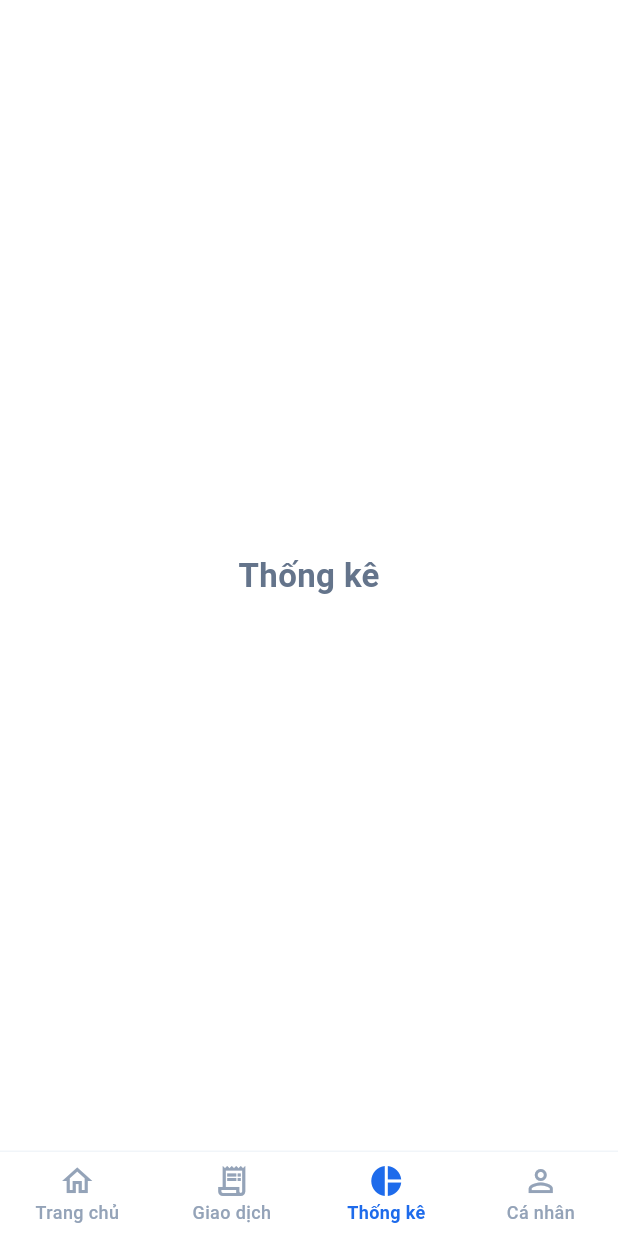
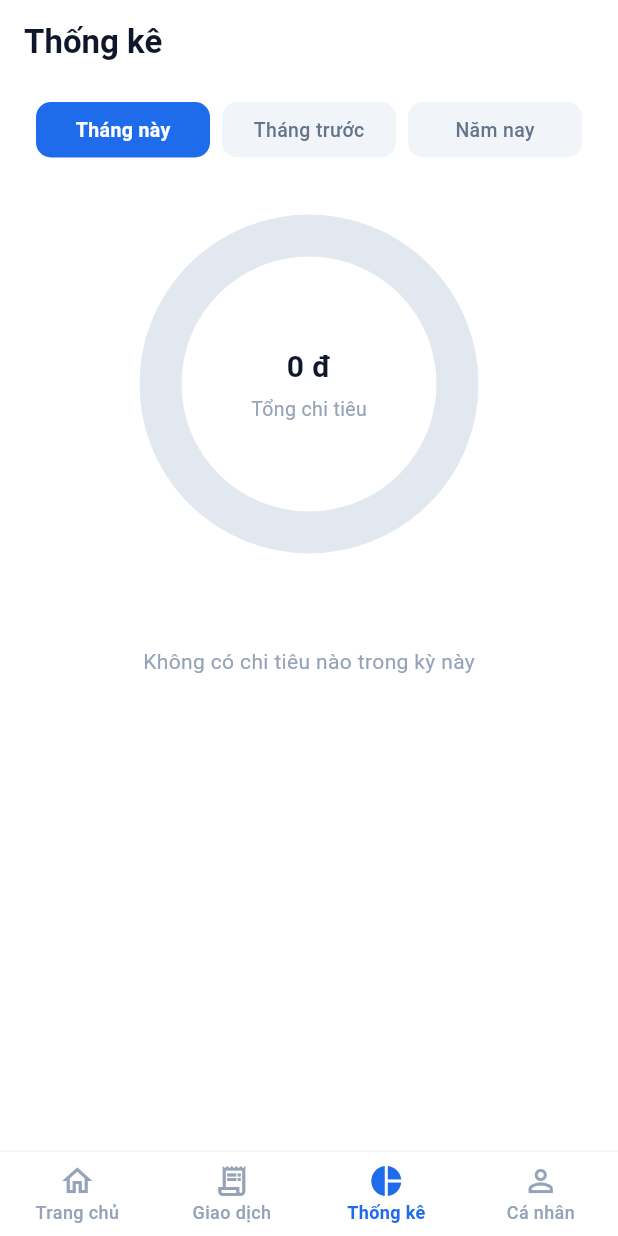
Before and after one commit to tnduckhmt2411011-design/KHMT2411011_TranNguyenDuc_casestudy1, a Flutter app: the screen it shows after launch, item 3 of the bottom bar chosen, on a phone screen of 412 x 824 dp. Run offline on Flutter 3.47's test engine with Material 3 defaults, Android fonts, the phone set to English and light mode, and no system bars; our stand-ins replace sqflite; accounts and stored records are empty.

Commit message:
feat(ui): them man hinh thong ke

```diff
--- a/lib/pages/home_page.dart
+++ b/lib/pages/home_page.dart
@@ -10,6 +10,7 @@ import '../widgets/transaction_list.dart';
 import 'expense_form_screen.dart';
 import 'expense_list_page.dart';
 import '../screens/transaction_list_screen.dart';
+import '../screens/statistics_screen.dart';
 
 class HomePage extends StatefulWidget {
   final TransactionRepository? repository;
@@ -194,15 +195,9 @@ class _HomePageState extends State<HomePage> {
         },
         onDataChanged: _loadTransactions,
       ),
-      const Center(
-        child: Text(
-          'Thống kê',
-          style: TextStyle(
-            fontSize: 22,
-            fontWeight: FontWeight.bold,
-            color: Color(0xFF64748B),
-          ),
-        ),
+      StatisticsScreen(
+        repository: _repository,
+        initialTransactions: _allTransactions,
       ),
       const Center(
         child: Text(
--- /dev/null
+++ b/lib/screens/statistics_screen.dart
@@ -0,0 +1,370 @@
+import 'dart:math';
+import 'package:flutter/material.dart';
+import '../constants/category_constants.dart';
+import '../models/transaction.dart';
+import '../repositories/transaction_repository.dart';
+
+class StatisticsScreen extends StatefulWidget {
+  final TransactionRepository? repository;
+  final List<Transaction>? initialTransactions;
+
+  const StatisticsScreen({
+    super.key,
+    this.repository,
+    this.initialTransactions,
+  });
+
+  @override
+  State<StatisticsScreen> createState() => _StatisticsScreenState();
+}
+
+class _StatisticsScreenState extends State<StatisticsScreen> {
+  late final TransactionRepository _repository;
+  List<Transaction> _allTransactions = [];
+  bool _isLoading = true;
+
+  // 3 ky thong ke: 'this_month', 'last_month', 'this_year'
+  String _selectedPeriod = 'this_month';
+
+  @override
+  void initState() {
+    super.initState();
+    _repository = widget.repository ?? TransactionRepository();
+    if (widget.initialTransactions != null) {
+      _allTransactions = List.from(widget.initialTransactions!);
+      _isLoading = false;
+    } else {
+      _loadTransactions();
+    }
+  }
+
+  Future<void> _loadTransactions() async {
+    setState(() {
+      _isLoading = true;
+    });
+
+    try {
+      final list = await _repository.getAllTransactions();
+      if (mounted) {
+        setState(() {
+          _allTransactions = list;
+          _isLoading = false;
+        });
+      }
+    } catch (_) {
+      if (mounted) {
+        setState(() {
+          _isLoading = false;
+        });
+      }
+    }
+  }
+
+  // Loc cac giao dich chi tieu trong ky duoc chon
+  List<Transaction> get _periodExpenses {
+    final now = DateTime.now();
+
+    return _allTransactions.where((t) {
+      if (t.type != 'expense') return false;
+
+      final date = DateTime.tryParse(t.date);
+      if (date == null) return false;
+
+      switch (_selectedPeriod) {
+        case 'this_month':
+          return date.year == now.year && date.month == now.month;
+        case 'last_month':
+          final lastMonthDate = DateTime(now.year, now.month - 1);
+          return date.year == lastMonthDate.year &&
+              date.month == lastMonthDate.month;
+        case 'this_year':
+          return date.year == now.year;
+        default:
+          return true;
+      }
+    }).toList();
+  }
+
+  // Gom nhom chi tieu theo danh muc va tinh ty le phan tram
+  List<_CategoryStat> get _categoryStats {
+    final expenses = _periodExpenses;
+    if (expenses.isEmpty) return [];
+
+    final Map<String, double> categorySums = {};
+    double total = 0.0;
+
+    for (final t in expenses) {
+      final normalized = CategoryConstants.normalizeCategory(t.category);
+      categorySums[normalized] = (categorySums[normalized] ?? 0.0) + t.amount;
+      total += t.amount;
+    }
+
+    if (total <= 0) return [];
+
+    final stats = categorySums.entries.map((e) {
+      final percent = (e.value / total * 100).round();
+      return _CategoryStat(
+        category: e.key,
+        amount: e.value,
+        percentage: percent,
+        color: CategoryConstants.getColor(e.key),
+      );
+    }).toList();
+
+    // Sap xep giam dan theo so tien giong anh mau
+    stats.sort((a, b) => b.amount.compareTo(a.amount));
+    return stats;
+  }
+
+  double get _totalExpense {
+    return _periodExpenses.fold(0.0, (sum, t) => sum + t.amount);
+  }
+
+  @override
+  Widget build(BuildContext context) {
+    final stats = _categoryStats;
+    final total = _totalExpense;
+
+    return Scaffold(
+      backgroundColor: Colors.white,
+      appBar: AppBar(
+        backgroundColor: Colors.white,
+        elevation: 0,
+        centerTitle: false,
+        title: const Text(
+          'Thống kê',
+          style: TextStyle(
+            fontSize: 22,
+            fontWeight: FontWeight.bold,
+            color: Color(0xFF0F172A),
+          ),
+        ),
+      ),
+      body: SafeArea(
+        child: _isLoading
+            ? const Center(child: CircularProgressIndicator())
+            : SingleChildScrollView(
+                padding: const EdgeInsets.symmetric(horizontal: 24, vertical: 12),
+                child: Column(
+                  children: [
+                    // 3 Chips: "Tháng này", "Tháng trước", "Năm nay"
+                    Row(
+                      children: [
+                        Expanded(child: _buildPeriodChip('Tháng này', 'this_month')),
+                        const SizedBox(width: 8),
+                        Expanded(child: _buildPeriodChip('Tháng trước', 'last_month')),
+                        const SizedBox(width: 8),
+                        Expanded(child: _buildPeriodChip('Năm nay', 'this_year')),
+                      ],
+                    ),
+                    const SizedBox(height: 36),
+
+                    // Bieu do tron rong giua (Donut Chart) ve bang CustomPainter
+                    SizedBox(
+                      width: 230,
+                      height: 230,
+                      child: Stack(
+                        alignment: Alignment.center,
+                        children: [
+                          CustomPaint(
+                            size: const Size(230, 230),
+                            painter: _DonutChartPainter(
+                              stats: stats,
+                              total: total,
+                            ),
+                          ),
+                          Column(
+                            mainAxisSize: MainAxisSize.min,
+                            children: [
+                              Text(
+                                CategoryConstants.formatCurrency(total),
+                                style: const TextStyle(
+                                  fontSize: 20,
+                                  fontWeight: FontWeight.bold,
+                                  color: Color(0xFF0F172A),
+                                ),
+                              ),
+                              const SizedBox(height: 4),
+                              const Text(
+                                'Tổng chi tiêu',
+                                style: TextStyle(
+                                  fontSize: 13,
+                                  color: Color(0xFF94A3B8),
+                                ),
+                              ),
+                            ],
+                          ),
+                        ],
+                      ),
+                    ),
+                    const SizedBox(height: 36),
+
+                    // Chu giai tung danh muc (Legend) dung anh man 6
+                    if (stats.isEmpty)
+                      const Padding(
+                        padding: EdgeInsets.symmetric(vertical: 24),
+                        child: Text(
+                          'Không có chi tiêu nào trong kỳ này',
+                          style: TextStyle(
+                            fontSize: 14,
+                            color: Color(0xFF94A3B8),
+                          ),
+                        ),
+                      )
+                    else
+                      ListView.separated(
+                        shrinkWrap: true,
+                        physics: const NeverScrollableScrollPhysics(),
+                        itemCount: stats.length,
+                        separatorBuilder: (context, index) =>
+                            const SizedBox(height: 14),
+                        itemBuilder: (context, index) {
+                          final stat = stats[index];
+                          return Row(
+                            children: [
+                              Container(
+                                width: 10,
+                                height: 10,
+                                decoration: BoxDecoration(
+                                  color: stat.color,
+                                  shape: BoxShape.circle,
+                                ),
+                              ),
+                              const SizedBox(width: 12),
+                              Expanded(
+                                child: Text(
+                                  stat.category,
+                                  style: const TextStyle(
+                                    fontSize: 15,
+                                    fontWeight: FontWeight.w500,
+                                    color: Color(0xFF0F172A),
+                                  ),
+                                ),
+                              ),
+                              Text(
+                                CategoryConstants.formatCurrency(stat.amount),
+                                style: const TextStyle(
+                                  fontSize: 14,
+                                  fontWeight: FontWeight.w600,
+                                  color: Color(0xFF0F172A),
+                                ),
+                              ),
+                              const SizedBox(width: 14),
+                              SizedBox(
+                                width: 38,
+                                child: Text(
+                                  '${stat.percentage}%',
+                                  textAlign: TextAlign.end,
+                                  style: const TextStyle(
+                                    fontSize: 14,
+                                    color: Color(0xFF94A3B8),
+                                  ),
+                                ),
+                              ),
+                            ],
+                          );
+                        },
+                      ),
+                  ],
+                ),
+              ),
+      ),
+    );
+  }
+
+  Widget _buildPeriodChip(String label, String value) {
+    final isSelected = _selectedPeriod == value;
+
+    return GestureDetector(
+      onTap: () {
+        setState(() {
+          _selectedPeriod = value;
+        });
+      },
+      child: Container(
+        padding: const EdgeInsets.symmetric(vertical: 9),
+        alignment: Alignment.center,
+        decoration: BoxDecoration(
+          color: isSelected ? const Color(0xFF1E6BEB) : const Color(0xFFF1F5F9),
+          borderRadius: BorderRadius.circular(10),
+        ),
+        child: Text(
+          label,
+          style: TextStyle(
+            fontSize: 13,
+            fontWeight: isSelected ? FontWeight.bold : FontWeight.w500,
+            color: isSelected ? Colors.white : const Color(0xFF64748B),
+          ),
+          maxLines: 1,
+        ),
+      ),
+    );
+  }
+}
+
+class _CategoryStat {
+  final String category;
+  final double amount;
+  final int percentage;
+  final Color color;
+
+  _CategoryStat({
+    required this.category,
+    required this.amount,
+    required this.percentage,
+    required this.color,
+  });
+}
+
+// CustomPainter ve bieu do tron rong giua (Donut chart)
+class _DonutChartPainter extends CustomPainter {
+  final List<_CategoryStat> stats;
+  final double total;
+
+  _DonutChartPainter({
+    required this.stats,
+    required this.total,
+  });
+
+  @override
+  void paint(Canvas canvas, Size size) {
+    final center = Offset(size.width / 2, size.height / 2);
+    final radius = (size.width - 32) / 2;
+    const strokeWidth = 28.0;
+
+    final paint = Paint()
+      ..style = PaintingStyle.stroke
+      ..strokeWidth = strokeWidth
+      ..strokeCap = StrokeCap.butt;
+
+    // Neu khong co du lieu: ve vong tron rong mau xam nhat
+    if (total <= 0 || stats.isEmpty) {
+      paint.color = const Color(0xFFE2E8F0);
+      canvas.drawCircle(center, radius, paint);
+      return;
+    }
+
+    // Bat dau tu dinh (-pi / 2)
+    double startAngle = -pi / 2;
+
+    for (final stat in stats) {
+      final sweepAngle = (stat.amount / total) * 2 * pi;
+      paint.color = stat.color;
+
+      canvas.drawArc(
+        Rect.fromCircle(center: center, radius: radius),
+        startAngle,
+        sweepAngle,
+        false,
+        paint,
+      );
+
+      startAngle += sweepAngle;
+    }
+  }
+
+  @override
+  bool shouldRepaint(covariant _DonutChartPainter oldDelegate) {
+    return oldDelegate.total != total || oldDelegate.stats != stats;
+  }
+}
```
